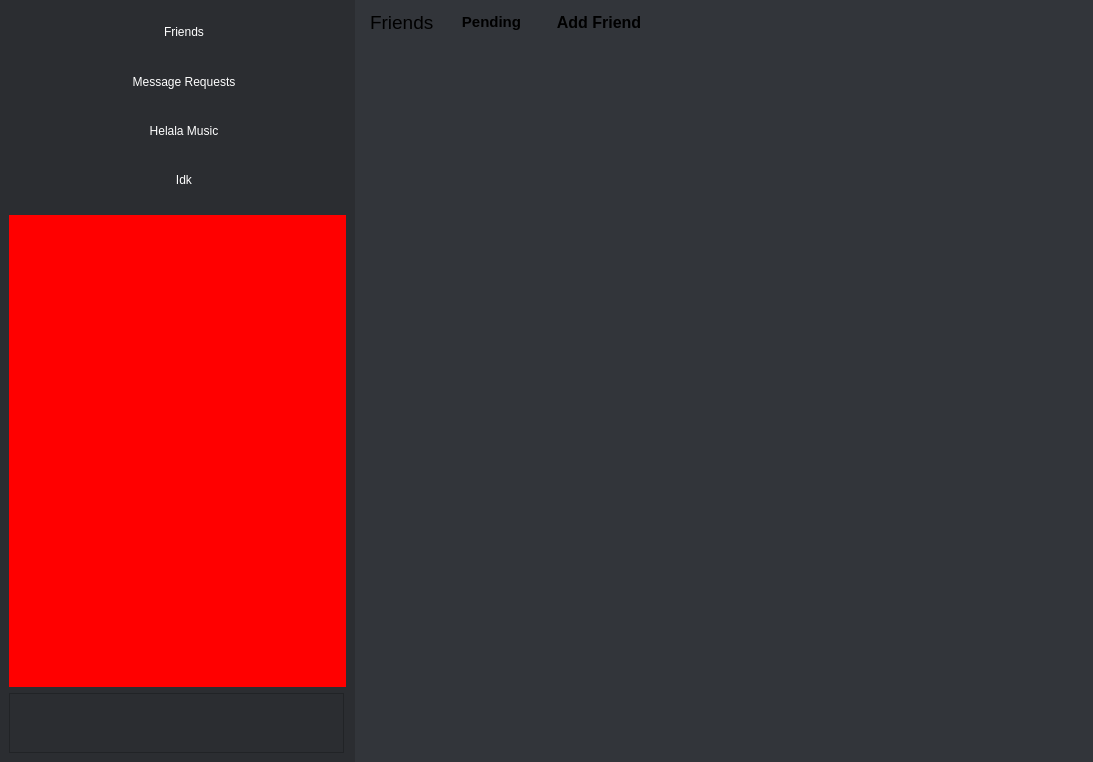
Didi305/Discard, file mainwindow.ui: the form before one commit.
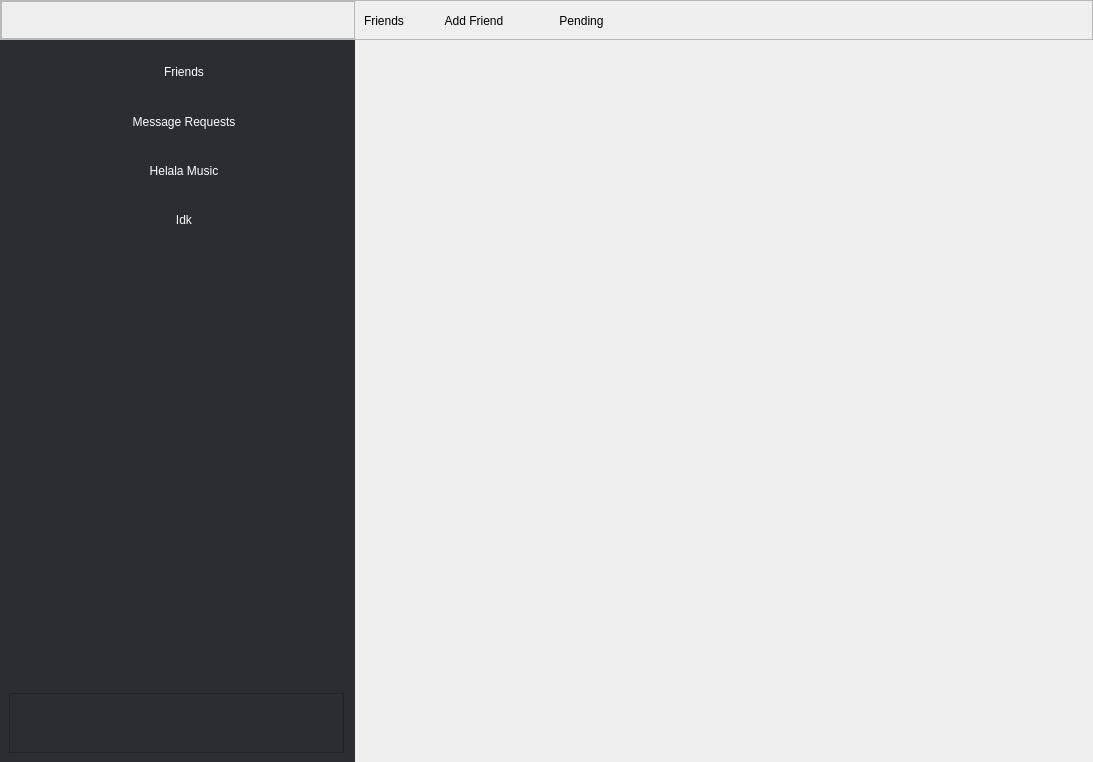
The form after the commit. Icons and pictures are not drawn.

The edit to the form file:
```diff
--- a/mainwindow.ui
+++ b/mainwindow.ui
@@ -23,8 +23,41 @@
    </size>
   </property>
   <widget class="QWidget" name="mainContainer">
+   <property name="autoFillBackground">
+    <bool>false</bool>
+   </property>
    <property name="styleSheet">
     <string notr="true"/>
+   </property>
+   <layout class="QVBoxLayout" name="verticalLayout_3">
+    <property name="spacing">
+     <number>0</number>
+    </property>
+    <property name="leftMargin">
+     <number>0</number>
+    </property>
+    <property name="topMargin">
+     <number>0</number>
+    </property>
+    <property name="rightMargin">
+     <number>0</number>
+    </property>
+    <property name="bottomMargin">
+     <number>0</number>
+    </property>
+    <item>
+     <widget class="QFrame" name="topBar">
+      <property name="maximumSize">
+       <size>
+        <width>16777215</width>
+        <height>40</height>
+       </size>
+      </property>
+      <property name="frameShape">
+       <enum>QFrame::Shape::StyledPanel</enum>
+      </property>
+      <property name="frameShadow">
+       <enum>QFrame::Shadow::Raised</enum>
    </property>
    <layout class="QHBoxLayout" name="horizontalLayout_3">
     <property name="spacing">
@@ -43,6 +76,237 @@
      <number>0</number>
     </property>
     <item>
+        <widget class="QFrame" name="LEFT_TOPBAR">
+         <property name="minimumSize">
+          <size>
+           <width>354</width>
+           <height>0</height>
+          </size>
+         </property>
+         <property name="maximumSize">
+          <size>
+           <width>353</width>
+           <height>16777215</height>
+          </size>
+         </property>
+         <property name="frameShape">
+          <enum>QFrame::Shape::StyledPanel</enum>
+         </property>
+         <property name="frameShadow">
+          <enum>QFrame::Shadow::Raised</enum>
+         </property>
+        </widget>
+       </item>
+       <item>
+        <widget class="QStackedWidget" name="MID_RIGHT_TOPBAR">
+         <property name="sizePolicy">
+          <sizepolicy hsizetype="Preferred" vsizetype="Preferred">
+           <horstretch>0</horstretch>
+           <verstretch>0</verstretch>
+          </sizepolicy>
+         </property>
+         <property name="minimumSize">
+          <size>
+           <width>0</width>
+           <height>0</height>
+          </size>
+         </property>
+         <property name="maximumSize">
+          <size>
+           <width>16777215</width>
+           <height>51</height>
+          </size>
+         </property>
+         <property name="layoutDirection">
+          <enum>Qt::LayoutDirection::LeftToRight</enum>
+         </property>
+         <property name="autoFillBackground">
+          <bool>false</bool>
+         </property>
+         <property name="styleSheet">
+          <string notr="true"/>
+         </property>
+         <property name="frameShape">
+          <enum>QFrame::Shape::NoFrame</enum>
+         </property>
+         <property name="frameShadow">
+          <enum>QFrame::Shadow::Raised</enum>
+         </property>
+         <property name="lineWidth">
+          <number>0</number>
+         </property>
+         <widget class="QWidget" name="friendsTopBar">
+          <layout class="QHBoxLayout" name="horizontalLayout_2">
+           <property name="spacing">
+            <number>20</number>
+           </property>
+           <property name="topMargin">
+            <number>5</number>
+           </property>
+           <property name="rightMargin">
+            <number>0</number>
+           </property>
+           <item>
+            <widget class="QLabel" name="friendsLabel">
+             <property name="sizePolicy">
+              <sizepolicy hsizetype="Fixed" vsizetype="Preferred">
+               <horstretch>0</horstretch>
+               <verstretch>0</verstretch>
+              </sizepolicy>
+             </property>
+             <property name="minimumSize">
+              <size>
+               <width>0</width>
+               <height>25</height>
+              </size>
+             </property>
+             <property name="maximumSize">
+              <size>
+               <width>100</width>
+               <height>20</height>
+              </size>
+             </property>
+             <property name="font">
+              <font>
+               <pointsize>9</pointsize>
+               <bold>false</bold>
+              </font>
+             </property>
+             <property name="text">
+              <string>Friends</string>
+             </property>
+            </widget>
+           </item>
+           <item>
+            <widget class="QPushButton" name="addFriend">
+             <property name="sizePolicy">
+              <sizepolicy hsizetype="Fixed" vsizetype="Fixed">
+               <horstretch>0</horstretch>
+               <verstretch>0</verstretch>
+              </sizepolicy>
+             </property>
+             <property name="minimumSize">
+              <size>
+               <width>100</width>
+               <height>30</height>
+              </size>
+             </property>
+             <property name="maximumSize">
+              <size>
+               <width>75</width>
+               <height>16777215</height>
+              </size>
+             </property>
+             <property name="font">
+              <font>
+               <pointsize>9</pointsize>
+               <bold>false</bold>
+              </font>
+             </property>
+             <property name="cursor">
+              <cursorShape>PointingHandCursor</cursorShape>
+             </property>
+             <property name="autoFillBackground">
+              <bool>false</bool>
+             </property>
+             <property name="styleSheet">
+              <string notr="true"/>
+             </property>
+             <property name="text">
+              <string>Add Friend</string>
+             </property>
+             <property name="flat">
+              <bool>true</bool>
+             </property>
+            </widget>
+           </item>
+           <item>
+            <widget class="QPushButton" name="outgoing">
+             <property name="sizePolicy">
+              <sizepolicy hsizetype="Fixed" vsizetype="Fixed">
+               <horstretch>0</horstretch>
+               <verstretch>0</verstretch>
+              </sizepolicy>
+             </property>
+             <property name="minimumSize">
+              <size>
+               <width>0</width>
+               <height>30</height>
+              </size>
+             </property>
+             <property name="maximumSize">
+              <size>
+               <width>75</width>
+               <height>16777215</height>
+              </size>
+             </property>
+             <property name="font">
+              <font>
+               <pointsize>9</pointsize>
+               <italic>false</italic>
+               <bold>false</bold>
+               <underline>false</underline>
+               <strikeout>false</strikeout>
+               <kerning>true</kerning>
+              </font>
+             </property>
+             <property name="cursor">
+              <cursorShape>PointingHandCursor</cursorShape>
+             </property>
+             <property name="styleSheet">
+              <string notr="true"/>
+             </property>
+             <property name="text">
+              <string>Pending</string>
+             </property>
+             <property name="flat">
+              <bool>true</bool>
+             </property>
+            </widget>
+           </item>
+           <item>
+            <spacer name="horizontalSpacer">
+             <property name="orientation">
+              <enum>Qt::Orientation::Horizontal</enum>
+             </property>
+             <property name="sizeHint" stdset="0">
+              <size>
+               <width>40</width>
+               <height>20</height>
+              </size>
+             </property>
+            </spacer>
+           </item>
+          </layout>
+         </widget>
+         <widget class="QWidget" name="directMessageTopBar"/>
+        </widget>
+       </item>
+      </layout>
+     </widget>
+    </item>
+    <item>
+     <widget class="QWidget" name="columnContainer" native="true">
+      <property name="autoFillBackground">
+       <bool>false</bool>
+      </property>
+      <layout class="QHBoxLayout" name="horizontalLayout_5">
+       <property name="spacing">
+        <number>0</number>
+       </property>
+       <property name="leftMargin">
+        <number>0</number>
+       </property>
+       <property name="topMargin">
+        <number>0</number>
+       </property>
+       <property name="rightMargin">
+        <number>0</number>
+       </property>
+       <property name="bottomMargin">
+        <number>0</number>
+       </property>
+       <item>
      <layout class="QVBoxLayout" name="verticalLayoutLeft">
       <property name="spacing">
        <number>0</number>
@@ -682,7 +946,7 @@
          <item>
           <widget class="QWidget" name="widget_2" native="true">
            <property name="styleSheet">
-            <string notr="true">background: red;</string>
+               <string notr="true">background: 030303ff;;</string>
            </property>
           </widget>
          </item>
@@ -830,9 +1094,15 @@
      </layout>
     </item>
     <item>
-     <widget class="QStackedWidget" name="topBarColumnsContainer">
+        <widget class="QStackedWidget" name="verticalLayoutMid">
+         <property name="autoFillBackground">
+          <bool>false</bool>
+         </property>
       <property name="styleSheet">
-       <string notr="true">background-color: #32353a;</string>
+          <string notr="true"/>
+         </property>
+         <property name="currentIndex">
+          <number>0</number>
       </property>
       <widget class="QWidget" name="friends">
        <property name="autoFillBackground">
@@ -841,7 +1111,7 @@
        <property name="styleSheet">
         <string notr="true"/>
        </property>
-       <layout class="QVBoxLayout" name="verticalLayout_4">
+          <layout class="QHBoxLayout" name="horizontalLayout">
         <property name="spacing">
          <number>0</number>
         </property>
@@ -855,203 +1125,6 @@
          <number>0</number>
         </property>
         <property name="bottomMargin">
-         <number>0</number>
-        </property>
-        <item>
-         <widget class="QFrame" name="topBarFrame">
-          <property name="minimumSize">
-           <size>
-            <width>50</width>
-            <height>50</height>
-           </size>
-          </property>
-          <property name="layoutDirection">
-           <enum>Qt::LayoutDirection::LeftToRight</enum>
-          </property>
-          <property name="autoFillBackground">
-           <bool>false</bool>
-          </property>
-          <property name="styleSheet">
-           <string notr="true"/>
-          </property>
-          <property name="frameShape">
-           <enum>QFrame::Shape::NoFrame</enum>
-          </property>
-          <property name="frameShadow">
-           <enum>QFrame::Shadow::Raised</enum>
-          </property>
-          <property name="lineWidth">
-           <number>0</number>
-          </property>
-          <layout class="QHBoxLayout" name="horizontalLayout_2">
-           <property name="spacing">
-            <number>20</number>
-           </property>
-           <property name="leftMargin">
-            <number>15</number>
-           </property>
-           <property name="topMargin">
-            <number>5</number>
-           </property>
-           <property name="rightMargin">
-            <number>10</number>
-           </property>
-           <property name="bottomMargin">
-            <number>10</number>
-           </property>
-           <item>
-            <widget class="QLabel" name="label">
-             <property name="sizePolicy">
-              <sizepolicy hsizetype="Fixed" vsizetype="Preferred">
-               <horstretch>0</horstretch>
-               <verstretch>0</verstretch>
-              </sizepolicy>
-             </property>
-             <property name="maximumSize">
-              <size>
-               <width>100</width>
-               <height>20</height>
-              </size>
-             </property>
-             <property name="font">
-              <font>
-               <pointsize>14</pointsize>
-               <fontweight>ExtraBold</fontweight>
-              </font>
-             </property>
-             <property name="text">
-              <string>Friends</string>
-             </property>
-            </widget>
-           </item>
-           <item>
-            <widget class="QPushButton" name="outgoing">
-             <property name="sizePolicy">
-              <sizepolicy hsizetype="Fixed" vsizetype="Fixed">
-               <horstretch>0</horstretch>
-               <verstretch>0</verstretch>
-              </sizepolicy>
-             </property>
-             <property name="maximumSize">
-              <size>
-               <width>75</width>
-               <height>16777215</height>
-              </size>
-             </property>
-             <property name="font">
-              <font>
-               <pointsize>11</pointsize>
-               <italic>false</italic>
-               <bold>true</bold>
-               <underline>false</underline>
-               <strikeout>false</strikeout>
-               <kerning>true</kerning>
-              </font>
-             </property>
-             <property name="cursor">
-              <cursorShape>PointingHandCursor</cursorShape>
-             </property>
-             <property name="styleSheet">
-              <string notr="true">#outgoing { 
-	background: #32353a; 
-}
-</string>
-             </property>
-             <property name="text">
-              <string>Pending</string>
-             </property>
-             <property name="flat">
-              <bool>true</bool>
-             </property>
-            </widget>
-           </item>
-           <item>
-            <widget class="QPushButton" name="addFriend">
-             <property name="sizePolicy">
-              <sizepolicy hsizetype="Fixed" vsizetype="Fixed">
-               <horstretch>0</horstretch>
-               <verstretch>0</verstretch>
-              </sizepolicy>
-             </property>
-             <property name="minimumSize">
-              <size>
-               <width>100</width>
-               <height>0</height>
-              </size>
-             </property>
-             <property name="maximumSize">
-              <size>
-               <width>75</width>
-               <height>16777215</height>
-              </size>
-             </property>
-             <property name="font">
-              <font>
-               <pointsize>12</pointsize>
-               <bold>true</bold>
-              </font>
-             </property>
-             <property name="cursor">
-              <cursorShape>PointingHandCursor</cursorShape>
-             </property>
-             <property name="autoFillBackground">
-              <bool>false</bool>
-             </property>
-             <property name="styleSheet">
-              <string notr="true">
-#addFriend{background: #32353a;}</string>
-             </property>
-             <property name="text">
-              <string>Add Friend</string>
-             </property>
-             <property name="flat">
-              <bool>true</bool>
-             </property>
-            </widget>
-           </item>
-           <item>
-            <spacer name="horizontalSpacer">
-             <property name="orientation">
-              <enum>Qt::Orientation::Horizontal</enum>
-             </property>
-             <property name="sizeHint" stdset="0">
-              <size>
-               <width>40</width>
-               <height>20</height>
-              </size>
-             </property>
-            </spacer>
-           </item>
-          </layout>
-         </widget>
-        </item>
-        <item>
-         <widget class="QWidget" name="columnsContainer" native="true">
-          <property name="autoFillBackground">
-           <bool>false</bool>
-          </property>
-          <property name="styleSheet">
-           <string notr="true"/>
-          </property>
-          <layout class="QHBoxLayout" name="horizontalLayout" stretch="1,1">
-           <property name="spacing">
-            <number>0</number>
-           </property>
-           <property name="leftMargin">
-            <number>0</number>
-           </property>
-           <property name="topMargin">
-            <number>0</number>
-           </property>
-           <property name="rightMargin">
-            <number>0</number>
-           </property>
-           <property name="bottomMargin">
-            <number>0</number>
-           </property>
-           <item>
-            <layout class="QVBoxLayout" name="verticalLayoutCenter">
-             <property name="spacing">
               <number>0</number>
              </property>
              <item>
@@ -1062,27 +1135,27 @@
                   <colorrole role="Button">
                    <brush brushstyle="SolidPattern">
                     <color alpha="255">
-                     <red>50</red>
-                     <green>53</green>
-                     <blue>58</blue>
+                   <red>43</red>
+                   <green>45</green>
+                   <blue>49</blue>
                     </color>
                    </brush>
                   </colorrole>
                   <colorrole role="Base">
                    <brush brushstyle="SolidPattern">
                     <color alpha="255">
-                     <red>50</red>
-                     <green>53</green>
-                     <blue>58</blue>
+                   <red>43</red>
+                   <green>45</green>
+                   <blue>49</blue>
                     </color>
                    </brush>
                   </colorrole>
                   <colorrole role="Window">
                    <brush brushstyle="SolidPattern">
                     <color alpha="255">
-                     <red>50</red>
-                     <green>53</green>
-                     <blue>58</blue>
+                   <red>43</red>
+                   <green>45</green>
+                   <blue>49</blue>
                     </color>
                    </brush>
                   </colorrole>
@@ -1091,27 +1164,27 @@
                   <colorrole role="Button">
                    <brush brushstyle="SolidPattern">
                     <color alpha="255">
-                     <red>50</red>
-                     <green>53</green>
-                     <blue>58</blue>
+                   <red>43</red>
+                   <green>45</green>
+                   <blue>49</blue>
                     </color>
                    </brush>
                   </colorrole>
                   <colorrole role="Base">
                    <brush brushstyle="SolidPattern">
                     <color alpha="255">
-                     <red>50</red>
-                     <green>53</green>
-                     <blue>58</blue>
+                   <red>43</red>
+                   <green>45</green>
+                   <blue>49</blue>
                     </color>
                    </brush>
                   </colorrole>
                   <colorrole role="Window">
                    <brush brushstyle="SolidPattern">
                     <color alpha="255">
-                     <red>50</red>
-                     <green>53</green>
-                     <blue>58</blue>
+                   <red>43</red>
+                   <green>45</green>
+                   <blue>49</blue>
                     </color>
                    </brush>
                   </colorrole>
@@ -1120,27 +1193,27 @@
                   <colorrole role="Button">
                    <brush brushstyle="SolidPattern">
                     <color alpha="255">
-                     <red>50</red>
-                     <green>53</green>
-                     <blue>58</blue>
+                   <red>43</red>
+                   <green>45</green>
+                   <blue>49</blue>
                     </color>
                    </brush>
                   </colorrole>
                   <colorrole role="Base">
                    <brush brushstyle="SolidPattern">
                     <color alpha="255">
-                     <red>50</red>
-                     <green>53</green>
-                     <blue>58</blue>
+                   <red>43</red>
+                   <green>45</green>
+                   <blue>49</blue>
                     </color>
                    </brush>
                   </colorrole>
                   <colorrole role="Window">
                    <brush brushstyle="SolidPattern">
                     <color alpha="255">
-                     <red>50</red>
-                     <green>53</green>
-                     <blue>58</blue>
+                   <red>43</red>
+                   <green>45</green>
+                   <blue>49</blue>
                     </color>
                    </brush>
                   </colorrole>
@@ -1165,23 +1238,17 @@
               </widget>
              </item>
             </layout>
+         </widget>
+        </widget>
            </item>
            <item>
             <layout class="QVBoxLayout" name="verticalLayoutRight">
              <property name="spacing">
               <number>0</number>
              </property>
-             <property name="leftMargin">
-              <number>0</number>
-             </property>
             </layout>
            </item>
           </layout>
-         </widget>
-        </item>
-       </layout>
-      </widget>
-      <widget class="QWidget" name="directMessages"/>
      </widget>
     </item>
    </layout>
```
Left out of the diff: 2 changed lines with no effect on the pictures. Lines whose indentation alone changed are shown as unchanged.
